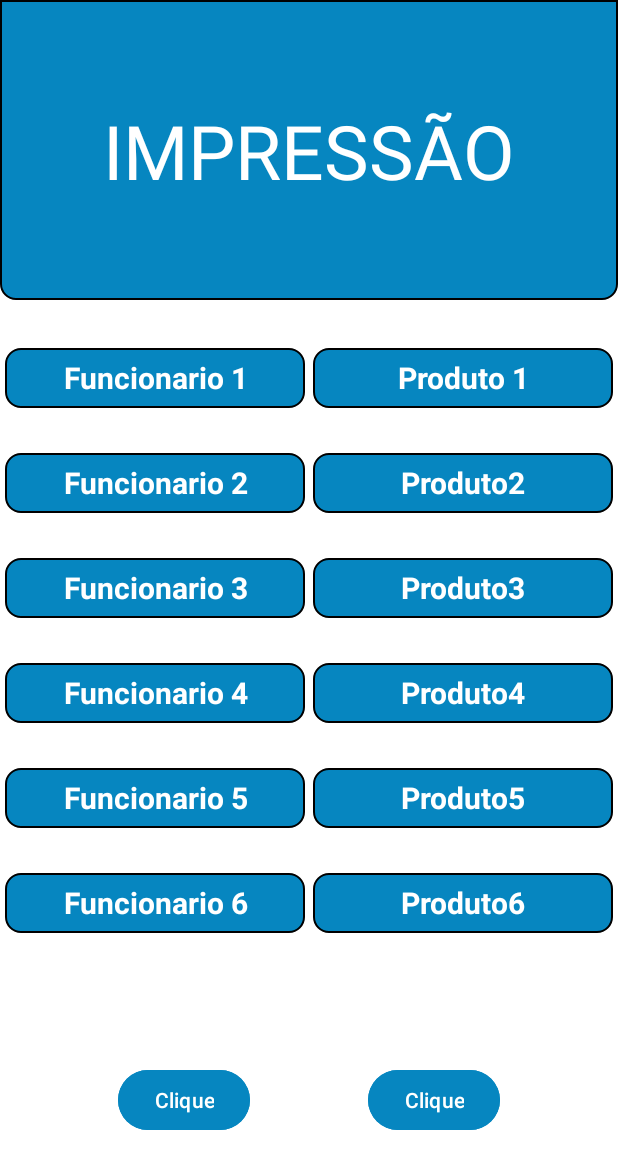
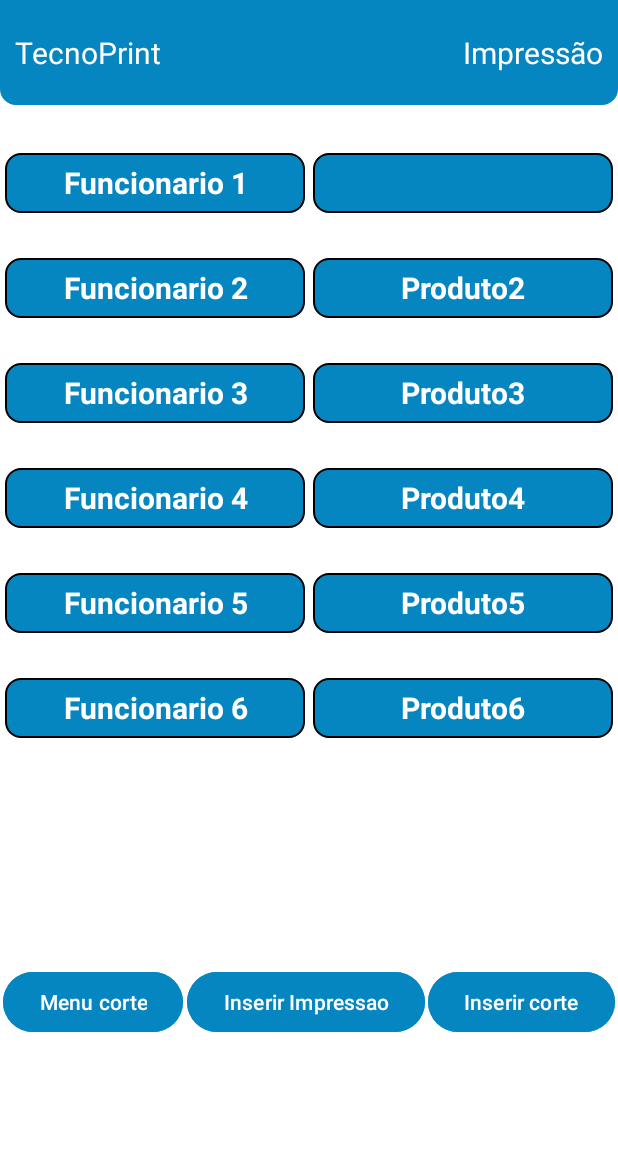
Before and after one commit to lscaglione/tecnoprintApp, an Android app: the screen it shows after launch (menuImpressao), on a phone screen of 412 x 824 dp. Shown: the top 1169 px of the screen. Run offline under Robolectric (Android 15) with nearby library versions, the phone set to English and light mode, and no system bars.

Commit message:
Mudança no layout principal, e mudança de nomes da activity main para activity_menu_impressao.xml

```diff
--- a/app/src/main/java/br/com/lucca/app4/menuImpressao.kt
+++ b/app/src/main/java/br/com/lucca/app4/menuImpressao.kt
@@ -1,11 +1,17 @@
 package br.com.lucca.app4
 
+import android.content.Context
 import android.content.Intent
+import android.content.SharedPreferences
 import androidx.appcompat.app.AppCompatActivity
 import android.os.Bundle
 import android.widget.Button
+import android.widget.TextView
 
 class menuImpressao : AppCompatActivity() {
+
+    private val PREFS_NAME = "MinhasPreferencias"
+
     override fun onCreate(savedInstanceState: Bundle?) {
         super.onCreate(savedInstanceState)
         setContentView(R.layout.activity_menu_impressao)
@@ -14,9 +20,34 @@ class menuImpressao : AppCompatActivity() {
         botao1.setOnClickListener {
             val intent = Intent(this, inserirImpressao::class.java)
             startActivity(intent)
-
         }
 
+        val botao2: Button = findViewById(R.id.botao2)
+        botao2.setOnClickListener {
+            val intent = Intent(this, inserirCorte::class.java)
+            startActivity(intent)
+        }
 
+        val botao3:Button = findViewById(R.id.botao3)
+        botao3.setOnClickListener {
+            val intent = Intent(this, menuCorte::class.java)
+            startActivity(intent)
+        }
+
+        atualizarProduto1()
     }
+
+    private fun atualizarProduto1() {
+        val sharedPreferences: SharedPreferences = getSharedPreferences(PREFS_NAME, Context.MODE_PRIVATE)
+        val textView: TextView = findViewById(R.id.produto1)
+
+
+        // Obtém o valor armazenado no SharedPreferences
+        val textoArmazenado = sharedPreferences.getString("chave_texto", "")
+
+        // Exibe o valor no TextView
+        textView.text = textoArmazenado
+    }
+
+
 }
--- a/app/src/main/res/drawable/rounded_background.xml
+++ b/app/src/main/res/drawable/rounded_background.xml
@@ -5,5 +5,5 @@
         android:bottomLeftRadius="10dp"
         android:bottomRightRadius="10dp" />
     <solid android:color="#0686C0" />
-    <stroke android:width="1dp" android:color="#000000" />
+    <stroke android:width="1dp" android:color="@color/blue" />
 </shape>
--- a/app/src/main/res/layout/activity_menu_impressao.xml
+++ b/app/src/main/res/layout/activity_menu_impressao.xml
@@ -11,11 +11,11 @@
     <View
         android:id="@+id/menuImpressao"
         android:layout_width="match_parent"
-        android:layout_height="200dp"
+        android:layout_height="70dp"
         android:background="@drawable/rounded_background"
         app:layout_constraintBottom_toTopOf="@id/linhaDivisoria"
         app:layout_constraintEnd_toEndOf="parent"
-        app:layout_constraintStart_toStartOf="parent"
+        app:layout_constraintStart_toStartOf="@id/menuImpressao"
         app:layout_constraintTop_toTopOf="parent" />
 
     <View
@@ -32,81 +32,98 @@
         android:id="@+id/titulo"
         android:layout_width="wrap_content"
         android:layout_height="wrap_content"
+        android:paddingEnd="10dp"
+        android:text="Impressão"
         android:textColor="@color/white"
-        android:text="IMPRESSÃO"
-        android:textSize="50sp"
+        android:textSize="20sp"
         app:layout_constraintBottom_toBottomOf="@id/menuImpressao"
         app:layout_constraintEnd_toEndOf="@id/menuImpressao"
+        app:layout_constraintTop_toTopOf="@id/menuImpressao"
+
+        />
+
+    <TextView
+        android:id="@+id/titulo2"
+        android:layout_width="wrap_content"
+        android:layout_height="wrap_content"
+        android:paddingStart="10dp"
+        android:text="TecnoPrint"
+        android:textColor="@color/white"
+        android:textSize="20sp"
+        app:layout_constraintBottom_toBottomOf="@id/menuImpressao"
+        app:layout_constraintTop_toTopOf="@id/menuImpressao"
         app:layout_constraintStart_toStartOf="@id/menuImpressao"
-        app:layout_constraintTop_toTopOf="@id/menuImpressao" />
+
+
+        />
 
     <TextView
         android:id="@+id/funcionario1"
         style="@style/TextViewStyle"
+        android:layout_marginStart="3dp"
         android:text="@string/funcionario_1"
         app:layout_constraintBottom_toTopOf="@id/funcionario2"
-        app:layout_constraintTop_toBottomOf="@id/linhaDivisoria"
-        android:layout_marginStart="3dp"/>
+        app:layout_constraintTop_toBottomOf="@id/linhaDivisoria" />
 
     <TextView
         android:id="@+id/funcionario2"
         style="@style/TextViewStyle"
+        android:layout_marginStart="3dp"
         android:text="@string/funcionario_2"
         app:layout_constraintBottom_toTopOf="@id/funcionario3"
-        app:layout_constraintTop_toBottomOf="@id/funcionario1"
-        android:layout_marginStart="3dp"/>
+        app:layout_constraintTop_toBottomOf="@id/funcionario1" />
 
     <TextView
         android:id="@+id/funcionario3"
         style="@style/TextViewStyle"
+        android:layout_marginStart="3dp"
         android:text="@string/funcionario_3"
         app:layout_constraintBottom_toTopOf="@id/funcionario4"
-        app:layout_constraintTop_toBottomOf="@id/funcionario2"
-        android:layout_marginStart="3dp"/>
+        app:layout_constraintTop_toBottomOf="@id/funcionario2" />
 
     <TextView
         android:id="@+id/funcionario4"
         style="@style/TextViewStyle"
+        android:layout_marginStart="3dp"
         android:text="@string/funcionario_4"
         app:layout_constraintBottom_toTopOf="@id/funcionario5"
-        app:layout_constraintTop_toBottomOf="@id/funcionario3"
-        android:layout_marginStart="3dp"/>
+        app:layout_constraintTop_toBottomOf="@id/funcionario3" />
 
     <TextView
         android:id="@+id/funcionario5"
         style="@style/TextViewStyle"
+        android:layout_marginStart="3dp"
         android:text="@string/funcionario_5"
         app:layout_constraintBottom_toTopOf="@id/funcionario6"
-        app:layout_constraintTop_toBottomOf="@id/funcionario4"
-        android:layout_marginStart="3dp"/>
+        app:layout_constraintTop_toBottomOf="@id/funcionario4" />
 
     <TextView
         android:id="@+id/funcionario6"
         style="@style/TextViewStyle"
+        android:layout_marginStart="3dp"
         android:text="@string/funcionario_6"
-        app:layout_constraintTop_toBottomOf="@id/funcionario5"
-        android:layout_marginStart="3dp"/>
+        app:layout_constraintTop_toBottomOf="@id/funcionario5" />
 
 
     <TextView
         android:id="@+id/produto1"
         style="@style/TextViewStyleProdutosBlue"
+        android:layout_marginEnd="3dp"
         android:text="Produto 1"
         app:layout_constraintBottom_toBottomOf="@id/funcionario1"
         app:layout_constraintStart_toEndOf="@id/funcionario1"
         app:layout_constraintTop_toTopOf="@id/funcionario1"
-        android:layout_marginEnd="3dp"
 
         />
 
     <TextView
         android:id="@+id/produto2"
         style="@style/TextViewStyleProdutosBlue"
+        android:layout_marginEnd="3dp"
         android:text="Produto2"
         app:layout_constraintBottom_toBottomOf="@id/funcionario2"
         app:layout_constraintStart_toEndOf="@id/funcionario2"
         app:layout_constraintTop_toTopOf="@id/funcionario2"
-        android:layout_marginEnd="3dp"
 
 
         />
@@ -114,44 +131,44 @@
     <TextView
         android:id="@+id/produto3"
         style="@style/TextViewStyleProdutosBlue"
+        android:layout_marginEnd="3dp"
         android:text="Produto3"
         app:layout_constraintBottom_toBottomOf="@id/funcionario3"
         app:layout_constraintStart_toEndOf="@id/funcionario3"
         app:layout_constraintTop_toTopOf="@id/funcionario3"
-        android:layout_marginEnd="3dp"
 
         />
 
     <TextView
         android:id="@+id/produto4"
         style="@style/TextViewStyleProdutosBlue"
+        android:layout_marginEnd="3dp"
         android:text="Produto4"
         app:layout_constraintBottom_toBottomOf="@id/funcionario4"
         app:layout_constraintStart_toEndOf="@id/funcionario4"
         app:layout_constraintTop_toTopOf="@id/funcionario4"
-        android:layout_marginEnd="3dp"
 
         />
 
     <TextView
         android:id="@+id/produto5"
         style="@style/TextViewStyleProdutosBlue"
+        android:layout_marginEnd="3dp"
         android:text="Produto5"
         app:layout_constraintBottom_toBottomOf="@id/funcionario5"
         app:layout_constraintStart_toEndOf="@id/funcionario5"
         app:layout_constraintTop_toTopOf="@id/funcionario5"
-        android:layout_marginEnd="3dp"
 
         />
 
     <TextView
         android:id="@+id/produto6"
         style="@style/TextViewStyleProdutosBlue"
+        android:layout_marginEnd="3dp"
         android:text="Produto6"
         app:layout_constraintBottom_toBottomOf="@id/funcionario6"
         app:layout_constraintStart_toEndOf="@id/funcionario6"
         app:layout_constraintTop_toTopOf="@id/funcionario6"
-        android:layout_marginEnd="3dp"
 
         />
 
@@ -160,25 +177,37 @@
         android:layout_width="wrap_content"
         android:layout_height="wrap_content"
         android:layout_marginTop="20dp"
-        android:text="Clique"
+        android:backgroundTint="@color/blue"
+        android:text="Inserir Impressao"
+        app:layout_constraintBottom_toBottomOf="parent"
         app:layout_constraintEnd_toStartOf="@id/botao2"
-        app:layout_constraintStart_toStartOf="parent"
-        app:layout_constraintTop_toBottomOf="@id/funcionario6"
-        app:layout_constraintBottom_toBottomOf="parent"
-        android:backgroundTint="@color/blue"
-        />
+        app:layout_constraintStart_toEndOf="@id/botao3"
+        app:layout_constraintTop_toBottomOf="@id/funcionario6" />
 
     <Button
         android:id="@+id/botao2"
         android:layout_width="wrap_content"
         android:layout_height="wrap_content"
-        android:text="Clique"
+        android:backgroundTint="@color/blue"
+        android:text="Inserir corte"
+        app:layout_constraintBottom_toBottomOf="@id/botao1"
+        app:layout_constraintEnd_toEndOf="parent"
+        app:layout_constraintStart_toEndOf="@id/botao1"
+        app:layout_constraintTop_toTopOf="@id/botao1" />
+
+    <Button
+        android:id="@+id/botao3"
+        android:layout_width="wrap_content"
+        android:layout_height="wrap_content"
+        android:text="Menu corte"
+        android:backgroundTint="@color/blue"
+        app:layout_constraintStart_toStartOf="parent"
+        app:layout_constraintEnd_toStartOf="@id/botao1"
         app:layout_constraintTop_toTopOf="@id/botao1"
         app:layout_constraintBottom_toBottomOf="@id/botao1"
-        app:layout_constraintStart_toEndOf="@id/botao1"
-        app:layout_constraintEnd_toEndOf="parent"
-        android:backgroundTint="@color/blue"
         />
 
 
+
+
 </androidx.constraintlayout.widget.ConstraintLayout>
--- a/app/src/main/res/values/themes.xml
+++ b/app/src/main/res/values/themes.xml
@@ -1,6 +1,7 @@
 <resources xmlns:tools="http://schemas.android.com/tools">
     <!-- Base application theme. -->
     <style name="Base.Theme.App4" parent="Theme.Material3.DayNight.NoActionBar">
+        <item name="android:statusBarColor">@color/blue</item>
         <!-- Customize your light theme here. -->
         <!-- <item name="colorPrimary">@color/my_light_primary</item> -->
     </style>
```
Also changed, not shown: app/src/main/java/br/com/lucca/app4/inserirCorte.kt (+9 -0 lines), app/src/main/java/br/com/lucca/app4/inserirImpressao.kt (+20 -7 lines), app/src/main/java/br/com/lucca/app4/menuCorte.kt (+10 -0 lines), app/src/main/res/layout/activity_inserir_corte.xml (+19 -10 lines), app/src/main/res/layout/activity_inserir_impressao.xml (+23 -14 lines), app/src/main/res/layout/activity_menu_corte.xml (+11 -0 lines).
